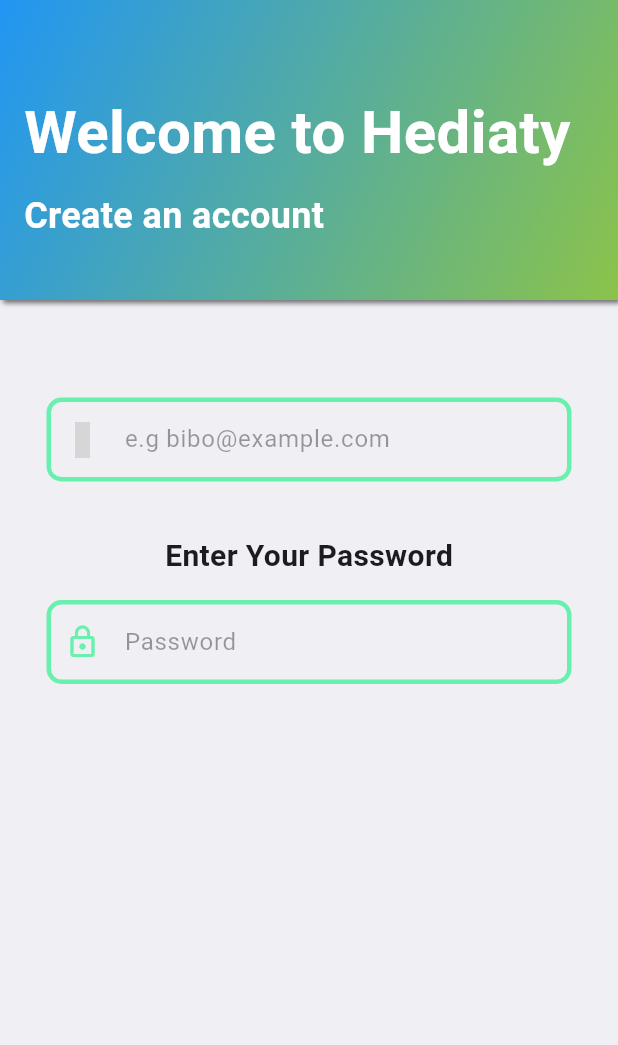
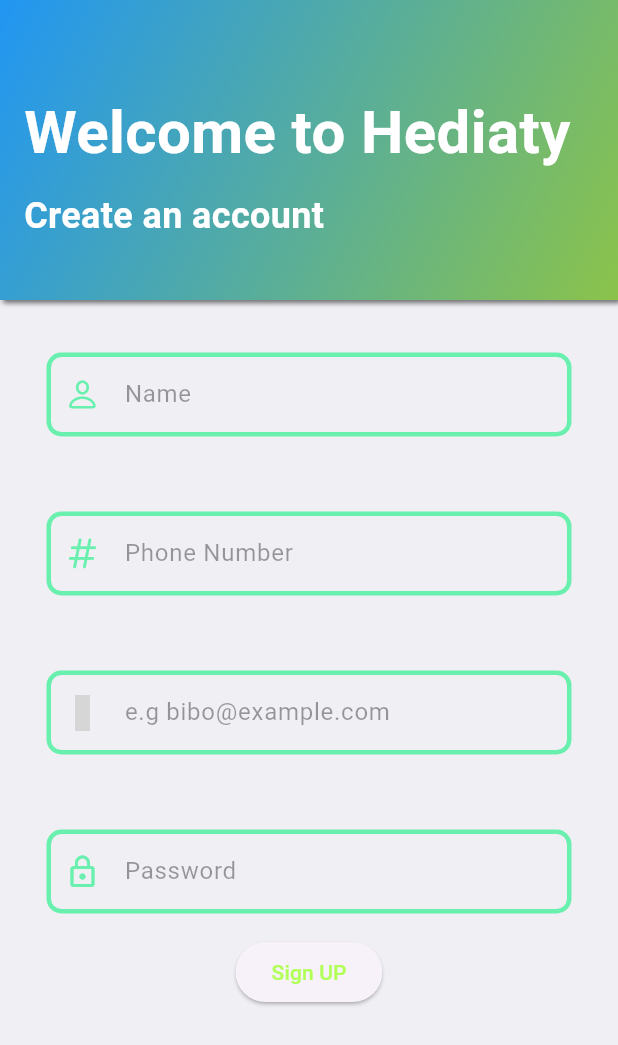
Before and after one commit to bibowskii/hediaty_sec, a Flutter app: the SignUpScreen screen opened directly, on a phone screen of 412 x 824 dp. Shown: the top 1045 px of the screen. Run offline on Flutter 3.47's test engine with Material 3 defaults, Android fonts, the phone set to English and light mode, and no system bars; our stand-ins replace cloud_firestore, curved_navigation_bar, firebase_auth, firebase_core, flutter_svg, iconsax and 1 more; missing offline and left inert: dart:js_interop; accounts and stored records are empty; grey boxes are pictures that could not be loaded.

Commit message:
navigation through the navigation bar done class done toMap and fromMap done each class method still needs to be revised and finished dummy splash screen and signup page done

```diff
--- /dev/null
+++ b/devtools_options.yaml
@@ -0,0 +1,3 @@
+description: This file stores settings for Dart & Flutter DevTools.
+documentation: https://docs.flutter.dev/tools/devtools/extensions#configure-extension-enablement-states
+extensions:
--- a/lib/screens/signUP/sign_up_screen.dart
+++ b/lib/screens/signUP/sign_up_screen.dart
@@ -17,11 +17,17 @@
   Widget build(BuildContext context) {
     final emailController = TextEditingController();
     final passwordController = TextEditingController();
+    final nameController = TextEditingController();
+    final numberController = TextEditingController();
+    String? nameError = '';
+    String? numberError = '';
+
     return Scaffold(
       backgroundColor: context.watch<theme>().dark
           ? CupertinoColors.darkBackgroundGray
           : CupertinoColors.extraLightBackgroundGray,
-      body: Column(
+      body: SingleChildScrollView(
+        child: Column(
           children: [
             Container(
               height: 200,
@@ -69,10 +75,50 @@
             ),
             Padding(
               padding: const EdgeInsets.symmetric(horizontal: 16.0),
+              child: Center(
                 child: Column(
                   children: [
+                    /*SizedBox(height: 50,),
+                    CircleAvatar(
+                      radius: 30,
+                      child: Icon(CupertinoIcons.profile_circled),
+                    ),*/
                     const SizedBox(
-                  height: 50,
+                      height: 20,
+                    ),
+                    CustomTextField(
+                        validator: (value) {
+                          if (value == null) {
+                            nameError = 'name can not be null';
+                          }
+                        },
+                        hintText: 'Name',
+                        icon: CupertinoIcons.person,
+                        isObsecure: false,
+                        controller: nameController),
+                    /*Text(
+                      nameError!,
+                      style: TextStyle(color: Colors.red),
+                    ),*/
+                    const SizedBox(
+                      height: 20,
+                    ),
+                    CustomTextField(
+                        validator: (value) {
+                          if (value != int || value == null) {
+                            numberError = 'Enter your phone number';
+                          }
+                        },
+                        hintText: 'Phone Number',
+                        icon: CupertinoIcons.number,
+                        isObsecure: false,
+                        controller: numberController),
+                   /* Text(
+                      numberError!,
+                      style: TextStyle(color: Colors.red),
+                    ),*/
+                    const SizedBox(
+                      height: 20,
                     ),
                     CustomTextField(
                       validator: (value) {
@@ -91,13 +137,13 @@
                       icon: Iconsax.mobile,
                     ),
                     const SizedBox(height: 20),
-                const Text(
+                    /*const Text(
                       'Enter Your Password',
                       style: TextStyle(
                         fontSize: 20,
                         fontWeight: FontWeight.bold,
                       ),
-                ),
+                    ),*/
                     CustomTextField(
                       validator: (value) {
                         if (value == null || value.isEmpty) {
@@ -113,11 +159,25 @@
                       hintText: "Password",
                       icon: Icons.lock_outline,
                     ),
+                    ElevatedButton(
+                        onPressed: () {
+                          setState(() {
+
+                          });
+                        },
+                        child: const Text(
+                          'Sign UP',
+                          style: TextStyle(
+                            color: Colors.lightGreenAccent,
+                          ),
+                        )),
                   ],
+                ),
               ),
             ),
           ],
         ),
+      ),
     );
   }
 }
--- a/lib/wrapper/wrapper.dart
+++ b/lib/wrapper/wrapper.dart
@@ -1,6 +1,7 @@
 import 'package:flutter/material.dart';
 import 'package:hediaty_sec/screens/HomePage/homePage.dart';
 import 'package:hediaty_sec/screens/login/loginPage.dart';
+import 'package:hediaty_sec/screens/signUP/sign_up_screen.dart';
 import 'package:hediaty_sec/widgets/customNavBar.dart';
 import 'package:provider/provider.dart';
 import '../providers/is_logged_in_provider.dart';
@@ -12,7 +13,7 @@
   @override
   Widget build(BuildContext context) {
     return Scaffold(
-      body: CustomNavBar(),
+      body: SignUpScreen(),
       // body: context.watch<isLogged>().isLoggedIn ? CustomNavBar() :  loginPage(),
     );
   }
--- a/pubspec.yaml
+++ b/pubspec.yaml
@@ -71,6 +71,7 @@
   # To add dummyassets to your application, add an dummyassets section, like this:
   assets:
     - lib/assets/icons/
+    - lib/assets/splashScreen/
 
 
   # An image asset can refer to one or more resolution-specific "variants", see
```
Also changed, not shown: lib/main.dart (+8 -1 lines), lib/screens/splash_screen/splash_screen.dart (added, +45 -0 lines), lib/assets/splashScreen/final.gif (added), lib/assets/splashScreen/final1.gif (added). Lines whose indentation alone changed are shown as unchanged.
